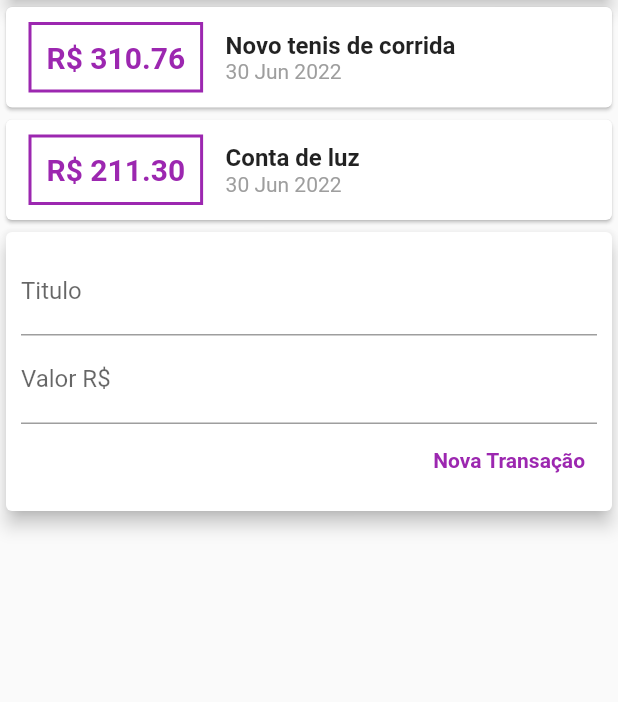
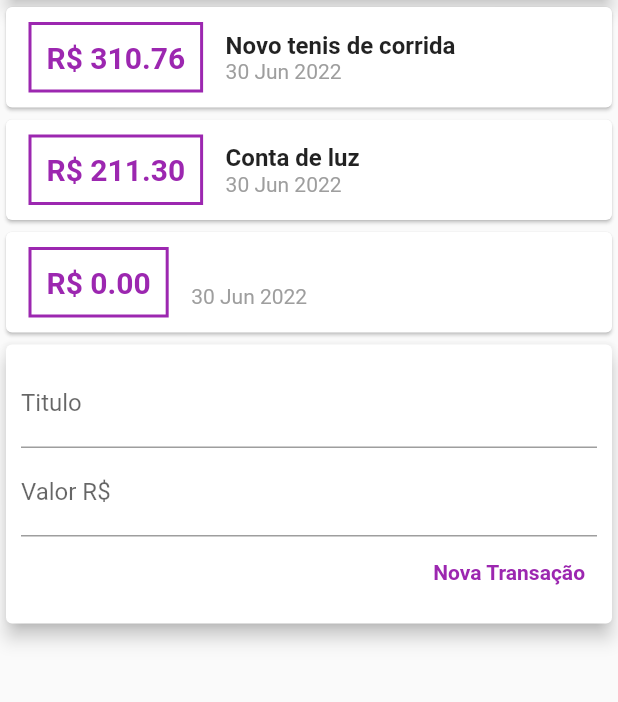
Before and after one commit to RamonTadeuGoncalves/ExpensesApp, a Flutter app: the screen it shows after launch, after a tap on "Nova Transação", on a phone screen of 412 x 824 dp, the part 119-821 px from its top. Run offline on Flutter 3.47's test engine with Material 2 defaults, Android fonts, the phone set to English and light mode, and no system bars.

Commit message:
Created components to change the transaction list from transaction form.

```diff
--- /dev/null
+++ b/lib/components/transaction_form.dart
@@ -0,0 +1,49 @@
+import 'package:flutter/material.dart';
+
+class TransactionFom extends StatelessWidget {
+  final titleController = TextEditingController();
+  final valueController = TextEditingController();
+
+  final void Function(String, double) onSubmit;
+
+  TransactionFom(this.onSubmit);
+
+  @override
+  Widget build(BuildContext context) {
+    return Card(
+      elevation: 5,
+      child: Padding(
+        padding: const EdgeInsets.all(10.0),
+        child: Column(
+          children: [
+            TextField(
+              controller: titleController,
+              decoration: InputDecoration(labelText: 'Titulo'),
+            ),
+            TextField(
+              controller: valueController,
+              decoration: InputDecoration(labelText: 'Valor R\$'),
+            ),
+            Row(
+              mainAxisAlignment: MainAxisAlignment.end,
+              children: [
+                TextButton(
+                    onPressed: () {
+                      final title = titleController.text;
+                      final value =
+                          double.tryParse(valueController.text) ?? 0.0;
+                      onSubmit(title, value);
+                    },
+                    child: Text(
+                      'Nova Transação',
+                      style: TextStyle(
+                          color: Colors.purple, fontWeight: FontWeight.bold),
+                    )),
+              ],
+            )
+          ],
+        ),
+      ),
+    );
+  }
+}
--- /dev/null
+++ b/lib/components/transaction_list.dart
@@ -0,0 +1,50 @@
+// ignore_for_file: prefer_const_constructors_in_immutables
+import 'package:flutter/material.dart';
+import '../models/transaction.dart';
+import 'package:intl/intl.dart';
+
+class TransactionList extends StatelessWidget {
+  final List<Transaction> transactions;
+
+  TransactionList(this.transactions);
+
+  @override
+  Widget build(BuildContext context) {
+    return Column(
+      children: transactions.map((tr) {
+        return Card(
+          child: Row(
+            children: [
+              Container(
+                margin: EdgeInsets.symmetric(horizontal: 15, vertical: 10),
+                decoration: BoxDecoration(
+                    border: Border.all(color: Colors.purple, width: 2)),
+                padding: EdgeInsets.all(10),
+                child: Text(
+                  'R\$ ${tr.value.toStringAsFixed(2)}',
+                  style: TextStyle(
+                      fontWeight: FontWeight.bold,
+                      fontSize: 20,
+                      color: Colors.purple),
+                ),
+              ),
+              Column(
+                crossAxisAlignment: CrossAxisAlignment.start,
+                children: [
+                  Text(
+                    tr.title,
+                    style: TextStyle(fontWeight: FontWeight.bold, fontSize: 16),
+                  ),
+                  Text(
+                    DateFormat('d MMM y').format(tr.date),
+                    style: TextStyle(color: Colors.grey),
+                  )
+                ],
+              )
+            ],
+          ),
+        );
+      }).toList(),
+    );
+  }
+}
--- /dev/null
+++ b/lib/components/transaction_user.dart
@@ -0,0 +1,43 @@
+import 'dart:math';
+import 'package:expenses/components/transaction_form.dart';
+import 'package:expenses/components/transaction_list.dart';
+import 'package:flutter/material.dart';
+import '../models/transaction.dart';
+
+class TransactionUser extends StatefulWidget {
+  @override
+  State<TransactionUser> createState() => _TransactionUserState();
+}
+
+class _TransactionUserState extends State<TransactionUser> {
+  final _transactions = [
+    Transaction(
+        id: 't1',
+        title: 'Novo tenis de corrida',
+        value: 310.76,
+        date: DateTime.now()),
+    Transaction(
+        id: 't2', title: 'Conta de luz', value: 211.30, date: DateTime.now())
+  ];
+
+  _addTransaction(String title, double value) {
+    final newTransaction = Transaction(
+        id: Random().nextDouble().toString(),
+        title: title,
+        value: value,
+        date: DateTime.now());
+    setState(() {
+      _transactions.add(newTransaction);
+    });
+  }
+
+  @override
+  Widget build(BuildContext context) {
+    return Column(
+      children: [
+        TransactionList(_transactions),
+        TransactionFom(_addTransaction),
+      ],
+    );
+  }
+}
--- a/lib/main.dart
+++ b/lib/main.dart
@@ -1,7 +1,9 @@
 // ignore_for_file: prefer_const_constructors, use_key_in_widget_constructors
+import 'package:expenses/components/transaction_form.dart';
+import 'package:expenses/components/transaction_list.dart';
+import 'package:expenses/components/transaction_user.dart';
 import 'package:expenses/models/transaction.dart';
 import 'package:flutter/material.dart';
-import 'package:intl/intl.dart';
 
 void main() => runApp(ExpensesApp());
 
@@ -13,19 +15,6 @@ class ExpensesApp extends StatelessWidget {
 }
 
 class MyHomePage extends StatelessWidget {
-  final titleController = TextEditingController();
-  final valueController = TextEditingController();
-
-  final _transactions = [
-    Transaction(
-        id: 't1',
-        title: 'Novo tenis de corrida',
-        value: 310.76,
-        date: DateTime.now()),
-    Transaction(
-        id: 't2', title: 'Conta de luz', value: 211.30, date: DateTime.now())
-  ];
-
   @override
   Widget build(BuildContext context) {
     return Scaffold(
@@ -42,78 +31,7 @@ class MyHomePage extends StatelessWidget {
                 color: Colors.blue,
               ),
             ),
-            Column(
-              children: _transactions.map((tr) {
-                return Card(
-                  child: Row(
-                    children: [
-                      Container(
-                        margin:
-                            EdgeInsets.symmetric(horizontal: 15, vertical: 10),
-                        decoration: BoxDecoration(
-                            border: Border.all(color: Colors.purple, width: 2)),
-                        padding: EdgeInsets.all(10),
-                        child: Text(
-                          'R\$ ${tr.value.toStringAsFixed(2)}',
-                          style: TextStyle(
-                              fontWeight: FontWeight.bold,
-                              fontSize: 20,
-                              color: Colors.purple),
-                        ),
-                      ),
-                      Column(
-                        crossAxisAlignment: CrossAxisAlignment.start,
-                        children: [
-                          Text(
-                            tr.title,
-                            style: TextStyle(
-                                fontWeight: FontWeight.bold, fontSize: 16),
-                          ),
-                          Text(
-                            DateFormat('d MMM y').format(tr.date),
-                            style: TextStyle(color: Colors.grey),
-                          )
-                        ],
-                      )
-                    ],
-                  ),
-                );
-              }).toList(),
-            ),
-            Card(
-              elevation: 5,
-              child: Padding(
-                padding: const EdgeInsets.all(10.0),
-                child: Column(
-                  children: [
-                    TextField(
-                      controller: titleController,
-                      decoration: InputDecoration(labelText: 'Titulo'),
-                    ),
-                    TextField(
-                      controller: valueController,
-                      decoration: InputDecoration(labelText: 'Valor R\$'),
-                    ),
-                    Row(
-                      mainAxisAlignment: MainAxisAlignment.end,
-                      children: [
-                        TextButton(
-                            onPressed: () {
-                              print(titleController.text);
-                              print(valueController.text);
-                            },
-                            child: Text(
-                              'Nova Transação',
-                              style: TextStyle(
-                                  color: Colors.purple,
-                                  fontWeight: FontWeight.bold),
-                            )),
-                      ],
-                    )
-                  ],
-                ),
-              ),
-            )
+            TransactionUser(),
           ],
         ));
   }
```
Also changed, not shown: lib/models/transaction.dart (+5 -6 lines).
